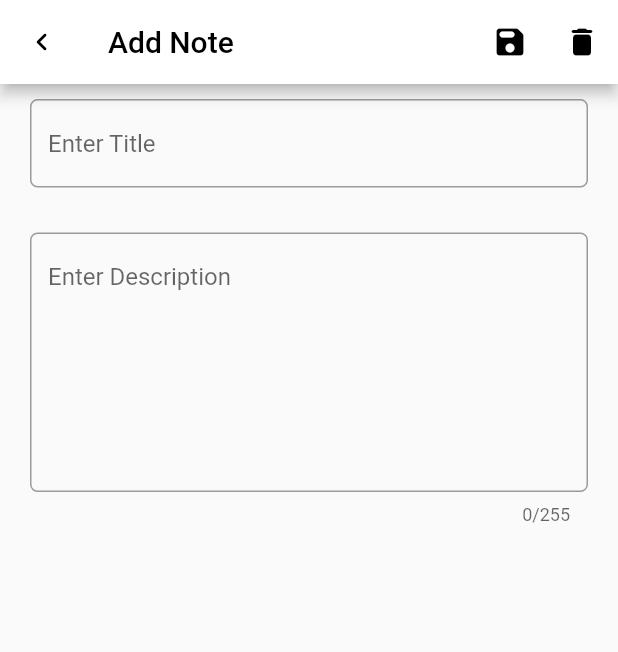
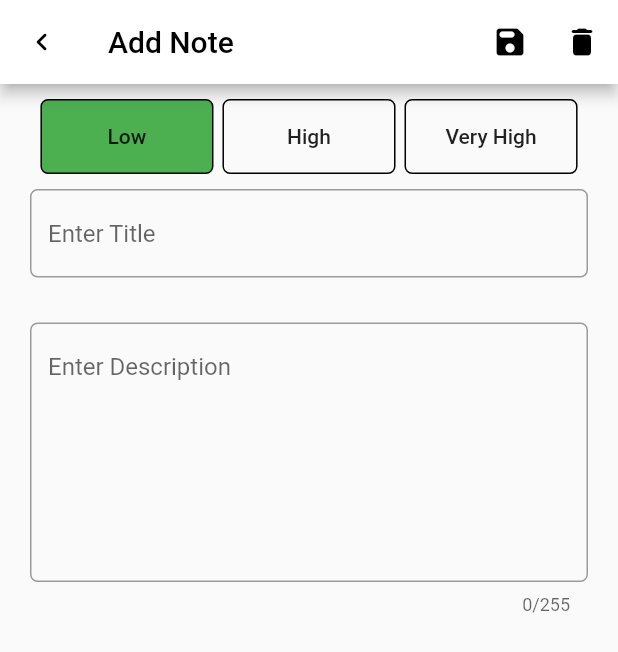
Before and after one commit to mahdiyarz/note_keeper_drift, a Flutter app: the screen it shows after launch, after a tap on the "list alt" icon, after a tap on the "add" icon, on a phone screen of 412 x 824 dp. Shown: the top 652 px of the screen. Run offline on Flutter 3.47's test engine with Material 2 defaults, Android fonts, the phone set to English and light mode, and no system bars; our stand-ins replace drift; accounts and stored records are empty; generated files the repository leaves out were written again.

Commit message:
feat: set priority picker widget on note detail screen

```diff
--- a/lib/screen/note_detail_screen.dart
+++ b/lib/screen/note_detail_screen.dart
@@ -5,6 +5,7 @@ import 'package:flutter/material.dart';
 import 'package:provider/provider.dart';
 
 import '../database/database.dart';
+import '../widgets/priority_picker.dart';
 
 class NoteDetailScreen extends StatefulWidget {
   final String title;
@@ -20,6 +21,8 @@ class _NoteDetailScreenState extends State<NoteDetailScreen> {
   late MyDatabase db;
   final TextEditingController _titleController = TextEditingController();
   final TextEditingController _descriptionController = TextEditingController();
+  int priorityLevel = 0;
+  int colorLevel = 0;
 
   @override
   void dispose() {
@@ -29,10 +32,17 @@ class _NoteDetailScreenState extends State<NoteDetailScreen> {
   }
 
   @override
+  void initState() {
+    _titleController.text = widget.noteCompanion.title.value;
+    _descriptionController.text = widget.noteCompanion.description.value;
+    priorityLevel = widget.noteCompanion.priority.value;
+    colorLevel = widget.noteCompanion.color.value;
+    super.initState();
+  }
+
+  @override
   Widget build(BuildContext context) {
     db = Provider.of<MyDatabase>(context);
-    _titleController.text = widget.noteCompanion.title.value;
-    _descriptionController.text = widget.noteCompanion.description.value;
 
     return Scaffold(
       appBar: _getDetailAppBar(),
@@ -44,6 +54,17 @@ class _NoteDetailScreenState extends State<NoteDetailScreen> {
         width: double.infinity,
         child: Column(
           children: [
+            PriorityPicker(
+              index: priorityLevel,
+              onTap: (selectedIndex) {
+                log(selectedIndex.toString());
+                priorityLevel = selectedIndex;
+                setState(() {});
+              },
+            ),
+            const SizedBox(
+              height: 10,
+            ),
             TextFormField(
               controller: _titleController,
               decoration: InputDecoration(
@@ -122,8 +143,8 @@ class _NoteDetailScreenState extends State<NoteDetailScreen> {
                 id: widget.noteCompanion.id.value,
                 title: _titleController.text,
                 description: _descriptionController.text,
-                priority: 1,
-                color: 1),
+                priority: priorityLevel,
+                color: colorLevel),
           )
           .then(
             (value) => Navigator.pop(context, true),
@@ -135,8 +156,8 @@ class _NoteDetailScreenState extends State<NoteDetailScreen> {
             NoteCompanion(
               title: dr.Value(_titleController.text),
               description: dr.Value(_descriptionController.text),
-              color: const dr.Value(1),
-              priority: const dr.Value(1),
+              color: dr.Value(priorityLevel),
+              priority: dr.Value(colorLevel),
             ),
           )
           .then(
```
